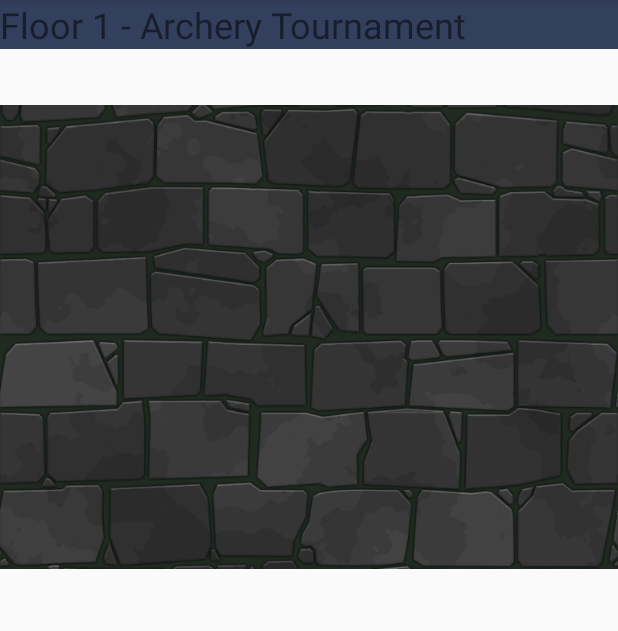
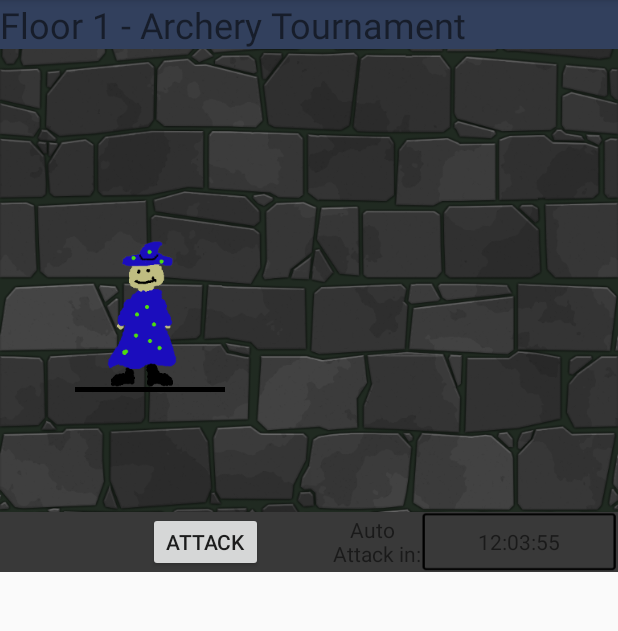
Before and after one commit to jspspike/SteamRPG, an Android app: the screen it shows after launch (MainActivity), on a phone screen of 412 x 824 dp, the part 84-715 px from its top. Run offline under Robolectric (Android 15) with nearby library versions, the light colour scheme and no system bars.

Commit message:
Added GUI elements
attack button image timer

```diff
--- a/app/src/main/res/layout/activity_main.xml
+++ b/app/src/main/res/layout/activity_main.xml
@@ -19,5 +19,70 @@
         android:id="@+id/imageView"
         android:layout_below="@+id/floor"
         android:layout_alignStart="@+id/floor"
-        android:src="@drawable/Tex_Dungeon_Floor_D43" />
+        android:src="@drawable/dungeon_back"
+        android:adjustViewBounds = "true"
+         />
+
+    <ImageView
+        android:layout_width="fill_parent"
+        android:layout_height="40dp"
+        android:id="@+id/imageView2"
+        android:layout_below="@+id/imageView"
+        android:layout_alignParentStart="true"
+        android:background="#ff393939" />
+
+    <Button
+        style="?android:attr/buttonStyleSmall"
+        android:layout_width="wrap_content"
+        android:layout_height="25dp"
+        android:text="Attack"
+        android:id="@+id/attack_button"
+        android:layout_below="@+id/imageView"
+        android:layout_toStartOf="@+id/timer_text"
+        android:layout_marginEnd="43dp"
+        android:layout_alignBottom="@+id/imageView2" />
+
+    <TextView
+        android:layout_width="wrap_content"
+        android:layout_height="wrap_content"
+        android:text="12:03:55"
+        android:id="@+id/timer"
+        android:layout_below="@+id/imageView"
+        android:layout_alignParentEnd="true"
+        android:layout_alignBottom="@+id/imageView2"
+        android:background="@drawable/rectangle3"
+        android:gravity="center"
+        android:padding="2px" />
+
+    <TextView
+        android:layout_width="wrap_content"
+        android:layout_height="wrap_content"
+        android:text="Auto \n Attack in:"
+        android:id="@+id/timer_text"
+        android:layout_alignBottom="@+id/attack_button"
+        android:layout_toStartOf="@+id/timer"
+        android:layout_below="@+id/imageView"
+        android:gravity="center"
+        />
+
+    <ImageView
+        android:layout_width="wrap_content"
+        android:layout_height="wrap_content"
+        android:id="@+id/imageView3"
+        android:src="@drawable/avatar2"
+        android:layout_alignStart="@+id/avatarbar1"
+        android:layout_below="@+id/floor"
+        android:layout_alignEnd="@+id/avatarbar1"
+        android:adjustViewBounds = "true"
+        android:layout_marginTop="125dp" />
+
+    <ImageView
+        android:layout_width="100dp"
+        android:layout_height="3dp"
+        android:id="@+id/avatarbar1"
+        android:background="#ff000000"
+        android:layout_below="@+id/imageView3"
+        android:layout_alignParentStart="true"
+        android:layout_marginLeft="50dp" />
+
 </RelativeLayout>
```
Also changed, not shown: app/src/main/res/drawable-xhdpi/avatar2.png (added), app/src/main/res/drawable-xhdpi/dungeon_back.png (renamed from app/src/main/res/drawable-xhdpi/Tex_Dungeon_Floor_D43.png), app/src/main/res/drawable-xhdpi/rectangle3.png (added).
